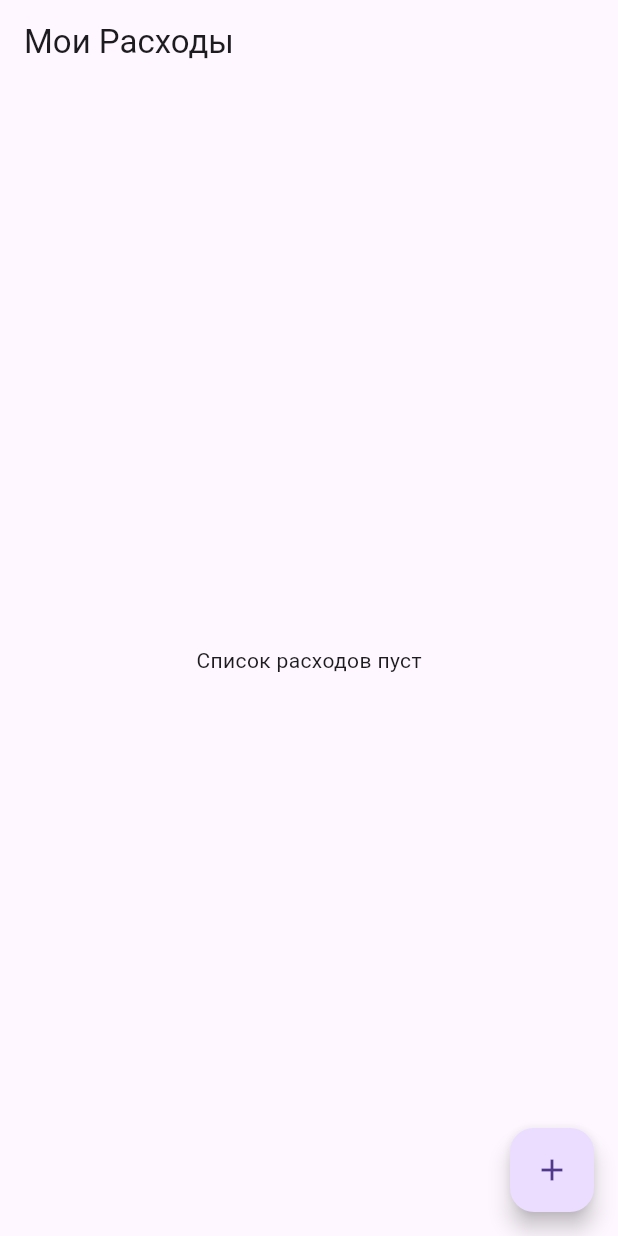
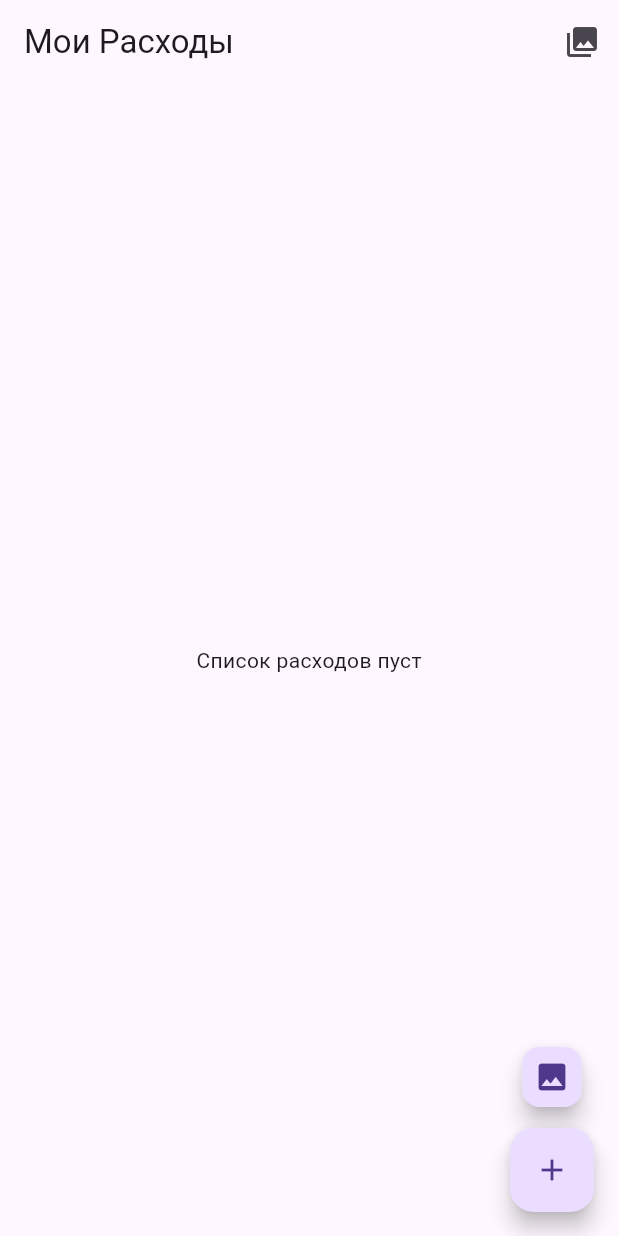
Before and after one commit to Slaychok/my_flutter_6, a Flutter app: the screen it shows after launch, on a phone screen of 412 x 824 dp. Run offline on Flutter 3.47's test engine with Material 3 defaults, Android fonts, the phone set to English and light mode, and no system bars; our stand-ins replace cached_network_image.

Commit message:
+expenses_list_screen_changed

```diff
--- a/lib/features/screens/expenses_list_screen.dart
+++ b/lib/features/screens/expenses_list_screen.dart
@@ -1,6 +1,7 @@
 import 'package:flutter/material.dart';
 import 'package:my_flutter_6/features/models/expense.dart';
 import 'package:my_flutter_6/features/widgets/expenses_list_view.dart';
+import 'package:my_flutter_6/features/screens/images_screen.dart';
 
 class ExpensesListScreen extends StatelessWidget {
   final List<Expense> expenses;
@@ -16,20 +17,45 @@ class ExpensesListScreen extends StatelessWidget {
     this.onTap,
   }) : super(key: key);
 
+  void _openImagesScreen(BuildContext context) {
+    Navigator.of(context).push(
+      MaterialPageRoute(builder: (ctx) => const ImagesScreen()),
+    );
+  }
+
   @override
   Widget build(BuildContext context) {
     return Scaffold(
       appBar: AppBar(
         title: const Text('Мои Расходы'),
+        actions: [
+          IconButton(
+            icon: const Icon(Icons.photo_library),
+            onPressed: () => _openImagesScreen(context),
+            tooltip: 'Галерея изображений',
+          ),
+        ],
       ),
       body: ExpensesListView(
         expenses: expenses,
         onDelete: onDelete,
         onTap: onTap,
       ),
-      floatingActionButton: FloatingActionButton(
-        onPressed: onAdd,
-        child: const Icon(Icons.add),
+      floatingActionButton: Column(
+        mainAxisAlignment: MainAxisAlignment.end,
+        children: [
+          FloatingActionButton(
+            heroTag: 'images_btn',
+            onPressed: () => _openImagesScreen(context),
+            child: const Icon(Icons.photo),
+            mini: true,
+          ),
+          const SizedBox(height: 10),
+          FloatingActionButton(
+            onPressed: onAdd,
+            child: const Icon(Icons.add),
+          ),
+        ],
       ),
     );
   }
```
